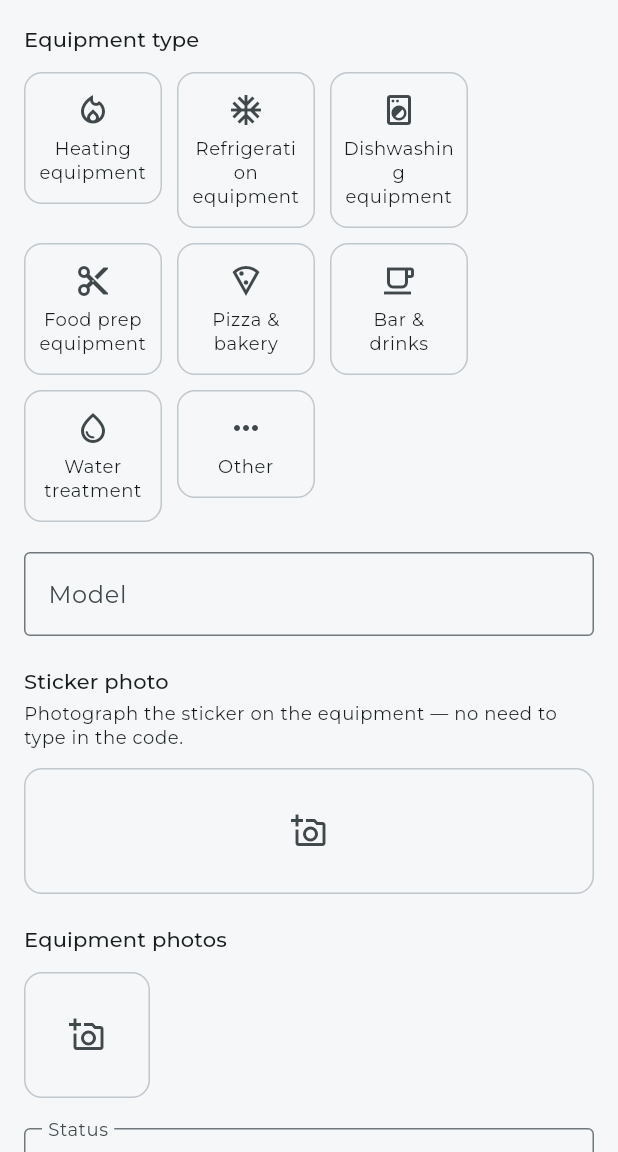
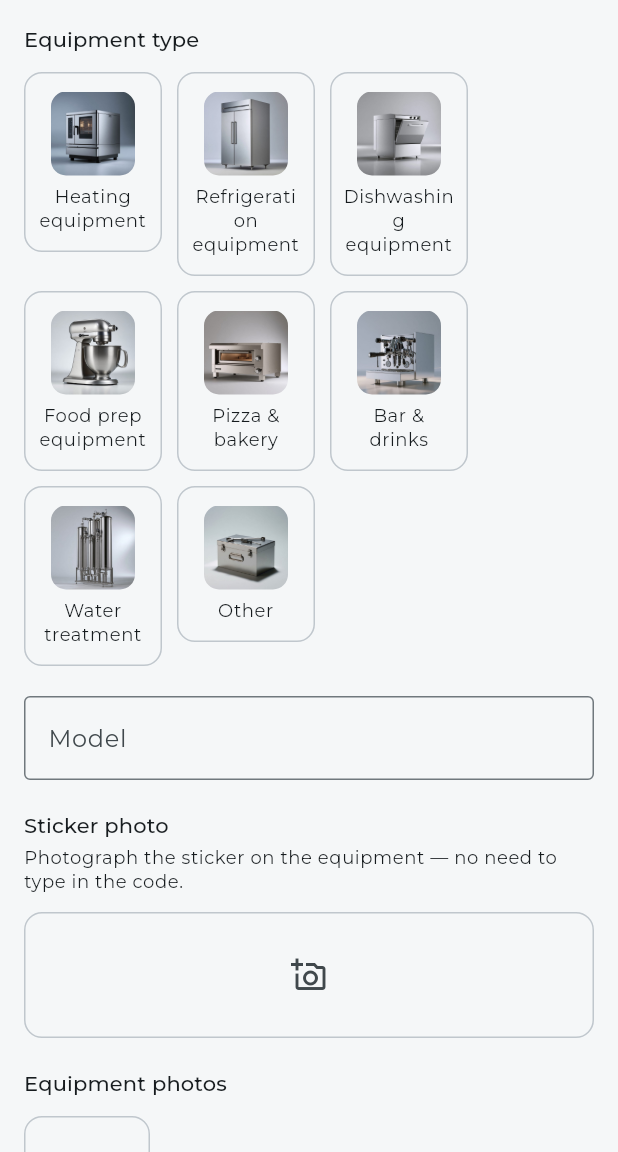
Before and after one commit to savvivs-droid/Project-service, a Flutter app: the EquipmentFormScreen screen opened directly with empty values, on a phone screen of 412 x 824 dp, the part 84-1236 px from its top. Run offline on Flutter 3.47's test engine with Material 3 defaults, Android fonts, the phone set to English and light mode, and no system bars; our stand-ins replace firebase_core, firebase_messaging, flutter_dotenv, image_picker, shared_preferences, supabase_flutter and 1 more; accounts and stored records are empty; network calls fail.

Commit message:
Фото на плитках в форме добавления/редактирования оборудования (админ)
_TypeOptionTile в equipment_form_screen.dart теперь тоже показывает
настоящее фото категории/вида, как на вкладке "Моё оборудование" и
в экране создания заявки — для визуальной согласованности по всему
приложению.

Co-Authored-By: Claude Sonnet 5 <noreply@anthropic.com>
Claude-Session: https://claude.ai/code/session_01RmfCPiBqRaj7GbANaBjFbd

```diff
--- a/lib/features/home/equipment_form_screen.dart
+++ b/lib/features/home/equipment_form_screen.dart
@@ -243,6 +243,7 @@ class _EquipmentFormScreenState extends State<EquipmentFormScreen> {
                     for (final category in EquipmentCategory.values)
                       _TypeOptionTile(
                         icon: category.icon,
+                        photoAsset: category.photoAsset,
                         label: category.label(context),
                         selected: _selectedCategory == category,
                         onTap: () => _selectCategory(category),
@@ -263,6 +264,7 @@ class _EquipmentFormScreenState extends State<EquipmentFormScreen> {
                           in equipmentTypesForCategory(_selectedCategory!))
                         _TypeOptionTile(
                           icon: key.icon,
+                          photoAsset: key.photoAsset,
                           label: key.label(context),
                           selected: _selectedType == key.storageValue,
                           onTap: () => _selectType(key.storageValue),
@@ -384,12 +386,18 @@ class _TypeOptionTile extends StatelessWidget {
     required this.label,
     required this.selected,
     required this.onTap,
+    this.photoAsset,
   });
 
   final IconData icon;
   final String label;
   final bool selected;
   final VoidCallback onTap;
+
+  /// Настоящее фото прибора — то же, что на плитках категорий/видов
+  /// на вкладке "Моё оборудование" (см. EquipmentGridTile). Если не
+  /// задано, показывается иконка на цветной подложке-градиенте.
+  final String? photoAsset;
 
   @override
   Widget build(BuildContext context) {
@@ -411,9 +419,35 @@ class _TypeOptionTile extends StatelessWidget {
         child: Column(
           mainAxisSize: MainAxisSize.min,
           children: [
-            Icon(
-              icon,
-              color: selected ? colorScheme.primary : colorScheme.onSurfaceVariant,
+            ClipRRect(
+              borderRadius: BorderRadius.circular(10),
+              child: SizedBox(
+                width: 56,
+                height: 56,
+                child: photoAsset != null
+                    ? Image.asset(photoAsset!, fit: BoxFit.cover)
+                    : DecoratedBox(
+                        decoration: BoxDecoration(
+                          gradient: LinearGradient(
+                            begin: Alignment.topLeft,
+                            end: Alignment.bottomRight,
+                            colors: [
+                              colorScheme.primary.withValues(alpha: 0.14),
+                              colorScheme.secondary.withValues(alpha: 0.16),
+                            ],
+                          ),
+                        ),
+                        child: Center(
+                          child: Icon(
+                            icon,
+                            size: 28,
+                            color: selected
+                                ? colorScheme.primary
+                                : colorScheme.onSurfaceVariant,
+                          ),
+                        ),
+                      ),
+              ),
             ),
             const SizedBox(height: 6),
             Text(
```
